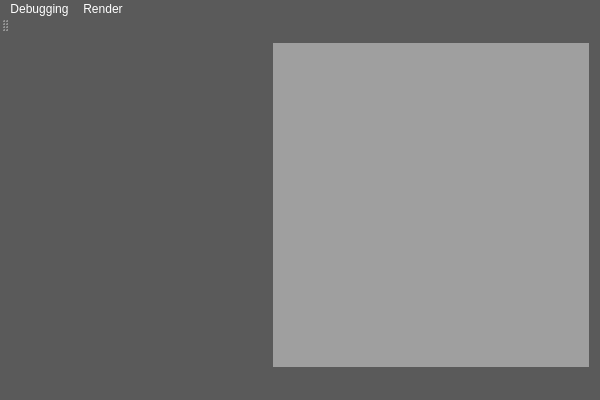
Before: the Qt Designer form qt-frontend/SimplexGui/mainwindow.ui in phresnel/picogen, drawn with Qt 5.
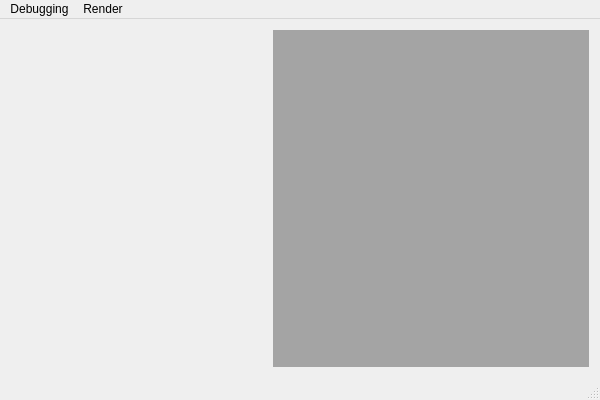
After: the same form once the commit is applied. Custom widgets are drawn as their Qt base class.

Diff of the .ui file:
```diff
--- a/qt-frontend/SimplexGui/mainwindow.ui
+++ b/qt-frontend/SimplexGui/mainwindow.ui
@@ -14,65 +14,64 @@
    <string>MainWindow</string>
   </property>
   <property name="styleSheet">
-   <string notr="true">QWidget {
-	background-color: rgb(90, 90, 90);
-	alternate-background-color: rgb(110,110,110);
-	color: rgb(255,255,255);
-	border-width: 0px;
-	border-style: solid;
-	border-color: transparent;
-	border-radius:5px;
+   <string notr="true">/*----------------------------------------------------------------------------------------*\
+     Generic
+\*----------------------------------------------------------------------------------------*/
+* {    
+	background-color: #777;
+	alternate-background-color: #999;
+	color:#FFF;
 }
-
-QPushButton:disabled, 
-QComboBox:disabled,
-QSpinBox:disabled, 
-QDoubleSpinBox:disabled {
-	background-color: rgb(90, 90, 90);
-	color: rgb(140,140,140);
-	border-color: rgb(120,120,120)
+QTreeView {
+	background-color: #888;
+	alternate-background-color: #777;
 }
 
-QPushButton {
-    border-radius:10px;
-	border-width: 2px;
-	border-color: rgb(150,150,150);
 
-	background-color: qlineargradient(x1: 0, y1: 0, x2: 0, y2: 1,
-                                       stop: 0 #46474a, 
-                                       stop: 1 #8a8b8e);
+/*----------------------------------------------------------------------------------------*\
+     Menu + Toolbar
+\*----------------------------------------------------------------------------------------*/
+QMenu {
+     background-color: #ABABAB; /* sets background of the menu */
+     border: 1px solid black;
+ }
 
-}
-QLabel {
-	border-color: transparent;
-	color: rgb(170,170,170);
-}
+ QMenu::item {
+     /* sets background of menu item. set this to something non-transparent
+         if you want menu color and menu item color to be different */
+     background-color: transparent;
+ }
 
-QGroupBox {
-	background-color: qlineargradient(x1: 0, y1: 0, x2: 0, y2: 1,
-                                       stop: 0 rgb(110, 110, 110), stop: 1 rgb(140, 130, 120));
-	margin-top: 1.5ex; /* leave space at the top for the title */
-	border-radius: 16px;
-}
-QGroupBox::title {
-	subcontrol-origin: margin;
-	subcontrol-position: top center; /* position at the top center */
-	color: rgb(255, 193, 100);
-}
-QGraphicsView, #heightmapLabel {
-	background-color: qlineargradient(spread:pad, x1:0, y1:0, x2:0, y2:1,
-             stop:0 rgb(108, 128, 108), 
-             stop:1 rgb(0, 0, 0));
-	border: 2px solid gray;
-	border-radius: 5px;
-	border-color: rgb(120, 120, 120);
-	margin-top: 1ex; /* leave space at the top for the title */
-}
+ QMenu::item:selected { /* when user selects item using mouse or keyboard */
+     background-color: #654321;
+ }
 
+QMenuBar {
+		background-color: qlineargradient(x1:0, y1:0, x2:0, y2:1,
+			stop:0 #aaa, stop:1 #555);
+ }
 
-QDoubleSpinBox, QSpinBox {  border-width:2px; background-color: #666; }
-QDoubleSpinBox, QDoubleSpinBox::up-button, QSpinBox::up-button   { width: 16px;}
-QDoubleSpinBox, QDoubleSpinBox::down-button,  QSpinBox::down-button { width: 16px;}</string>
+ QMenuBar::item {
+     spacing: 3px; /* spacing between menu bar items */
+     padding: 1px 4px;
+     background: transparent;
+     border-radius: 4px;
+ }
+
+ QMenuBar::item:selected { /* when selected using mouse or keyboard */
+     background: #a8a8a8;
+ }
+
+ QMenuBar::item:pressed {
+     background: #888888;
+ }
+
+QToolBar {
+     background: red;
+     spacing: 3px; /* spacing between items in the tool bar */
+ }
+
+</string>
   </property>
   <widget class="QWidget" name="centralWidget">
    <layout class="QHBoxLayout" name="horizontalLayout">
@@ -102,7 +101,23 @@
      </widget>
     </item>
     <item>
-     <widget class="QMdiArea" name="mdiArea"/>
+     <widget class="QMdiArea" name="mdiArea">
+      <property name="autoFillBackground">
+       <bool>false</bool>
+      </property>
+      <property name="styleSheet">
+       <string notr="true"/>
+      </property>
+      <property name="background">
+       <brush brushstyle="SolidPattern">
+        <color alpha="255">
+         <red>164</red>
+         <green>164</green>
+         <blue>164</blue>
+        </color>
+       </brush>
+      </property>
+     </widget>
     </item>
    </layout>
   </widget>
@@ -112,7 +127,7 @@
      <x>0</x>
      <y>0</y>
      <width>600</width>
-     <height>23</height>
+     <height>19</height>
     </rect>
    </property>
    <widget class="QMenu" name="menuDebugging">
@@ -130,14 +145,6 @@
    <addaction name="menuDebugging"/>
    <addaction name="menuRender"/>
   </widget>
-  <widget class="QToolBar" name="mainToolBar">
-   <attribute name="toolBarArea">
-    <enum>TopToolBarArea</enum>
-   </attribute>
-   <attribute name="toolBarBreak">
-    <bool>false</bool>
-   </attribute>
-  </widget>
   <widget class="QStatusBar" name="statusBar"/>
   <action name="actionShow_redshift_job_code">
    <property name="text">
```
